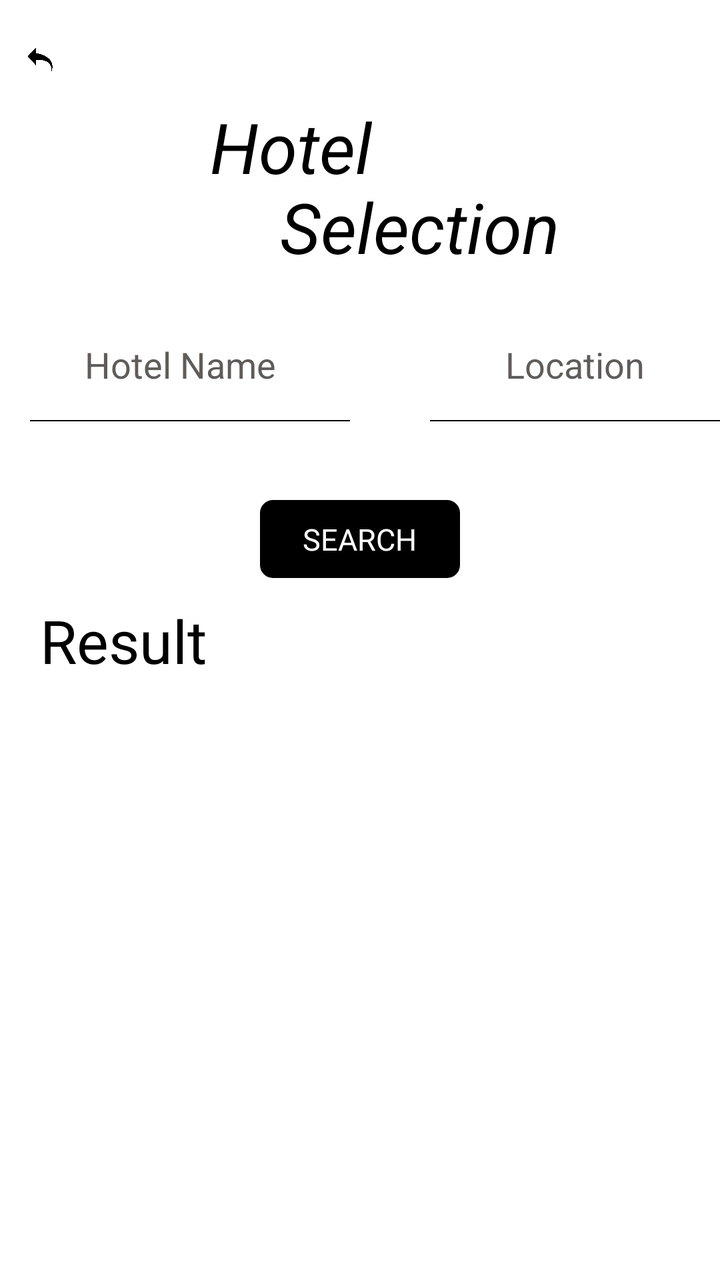
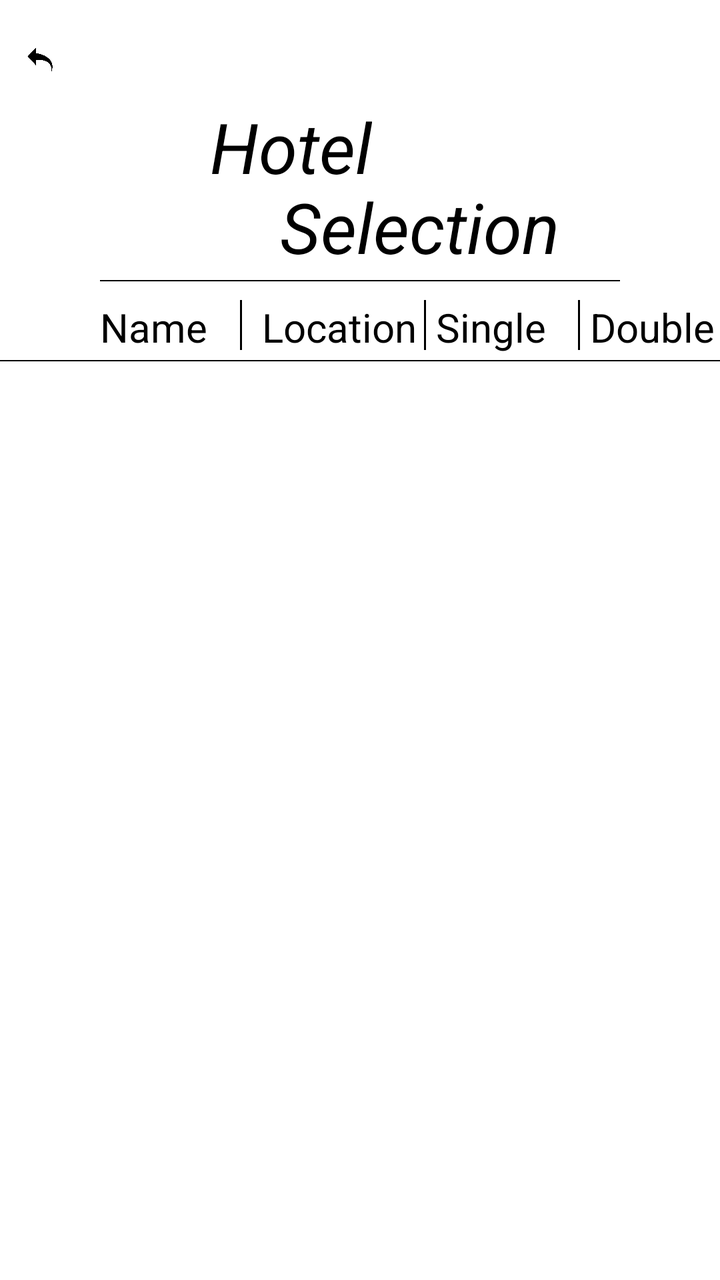

Compare the two renders of this Android layout. The source of the first and the diff that turns it into the second are given below.
<!-- AndroidManifest.xml: application theme Theme.Project_Code -->
<!-- res/layout/activity_hotel_selection.xml -->
<?xml version="1.0" encoding="utf-8"?>
<RelativeLayout
    xmlns:android="http://schemas.android.com/apk/res/android"
    xmlns:app="http://schemas.android.com/apk/res-auto"
    xmlns:tools="http://schemas.android.com/tools"
    android:layout_width="match_parent"
    android:layout_height="match_parent"
    tools:context=".presentationLayer.Hotel_Selection">

    <ImageView
        android:layout_width="20dp"
        android:layout_height="20dp"
        android:background="@drawable/backbutton"
        android:id="@+id/back_button"
        android:layout_marginStart="10dp"
        android:layout_marginTop="20dp"></ImageView>
    <TextView
        android:layout_marginTop="50dp"
        android:layout_marginStart="105dp"
        android:layout_width="wrap_content"
        android:layout_height="50dp"
        android:text="Hotel"
        android:textColor="@color/black"
        android:textSize="35dp"
        android:textStyle="italic"
        ></TextView>

    <TextView
        android:layout_width="wrap_content"
        android:layout_height="50dp"
        android:layout_marginStart="140dp"
        android:layout_marginTop="90dp"
        android:text="Selection"
        android:textColor="@color/black"
        android:textSize="35dp"
        android:textStyle="italic"></TextView>

    <EditText
        android:layout_width="150dp"
        android:layout_height="50dp"
        android:layout_marginStart="15dp"
        android:layout_marginTop="170dp"
        android:gravity="center_horizontal"
        android:text="Hotel Name"
        android:textColor="#5F5C59"
        android:background="@null"/>
    <View
        android:background="#000"
        android:layout_width="160dp"
        android:layout_marginTop="210dp"
        android:layout_marginStart="15dp"
        android:layout_gravity="center"
        android:layout_height="0.6dp"

        />


    <EditText
        android:layout_width="150dp"
        android:layout_height="50dp"
        android:layout_marginStart="215dp"
        android:layout_marginTop="170dp"
        android:gravity="center_horizontal"
        android:text="Location"
        android:textColor="#5F5C59"
        android:background="@null"/>
    <View
        android:background="#000"
        android:layout_width="160dp"
        android:layout_marginTop="210dp"
        android:layout_marginStart="215dp"
        android:layout_gravity="center"
        android:layout_height="0.6dp"/>

    <RelativeLayout
        android:layout_width="100dp"
        android:layout_height="39dp"
        android:layout_centerHorizontal="true"
        android:layout_marginTop="250dp"
        android:background="@drawable/main_screen_button_bg"
        android:backgroundTint="#000000"
        >

        <TextView
            android:layout_width="wrap_content"
            android:layout_height="wrap_content"
            android:text="SEARCH"
            android:textColor="@color/white"
            android:textSize="15dp"
            android:layout_centerInParent="true"/>
    </RelativeLayout>

    <TextView
        android:layout_width="100dp"
        android:layout_height="45dp"
        android:layout_marginStart="20dp"
        android:layout_marginTop="300dp"
        android:textColor="@color/black"
        android:textSize="30dp"
        android:text="Result"
        ></TextView>


    <androidx.recyclerview.widget.RecyclerView
        android:id="@+id/rv"
        android:layout_width="match_parent"
        android:layout_height="600dp"
        android:layout_marginTop="350dp"></androidx.recyclerview.widget.RecyclerView>

</RelativeLayout>
<!-- resources referenced by this layout -->
<resources>
  <color name="black">#FF000000</color>
  <color name="white">#FFFFFFFF</color>
  <!-- drawable backbutton: png bitmap (drawable, 20170 bytes) -->
  <!-- drawable main_screen_button_bg (drawable) -->
  <?xml version="1.0" encoding="utf-8"?>
  <shape xmlns:android="http://schemas.android.com/apk/res/android"
      android:shape="rectangle">
      <solid
          android:color="#FFFFFF"/>
      <corners
          android:radius="5dp" />
      <stroke
          android:width="3dp"
          android:color="#000000"/>
  </shape>
  <style name="Theme.Project_Code" parent="Theme.MaterialComponents.DayNight.NoActionBar">
          
          <item name="colorPrimary">@color/purple_500</item>
          <item name="colorPrimaryVariant">@color/purple_700</item>
          <item name="colorOnPrimary">@color/white</item>
          
          <item name="colorSecondary">@color/teal_200</item>
          <item name="colorSecondaryVariant">@color/teal_700</item>
          <item name="colorOnSecondary">@color/black</item>
          
          <item name="android:statusBarColor" tools:targetApi="l">?attr/colorPrimaryVariant</item>
          
      </style>
  <color name="purple_500">#FF6200EE</color>
  <color name="purple_700">#FF3700B3</color>
  <color name="teal_200">#FF03DAC5</color>
  <color name="teal_700">#FF018786</color>
</resources>

<!-- the commit's change to res/layout/activity_hotel_selection.xml (unified diff, before → after) -->
@@ -35,76 +35,83 @@
         android:textSize="35dp"
         android:textStyle="italic"></TextView>
 
-    <EditText
-        android:layout_width="150dp"
-        android:layout_height="50dp"
-        android:layout_marginStart="15dp"
-        android:layout_marginTop="170dp"
-        android:gravity="center_horizontal"
-        android:text="Hotel Name"
-        android:textColor="#5F5C59"
-        android:background="@null"/>
     <View
         android:background="#000"
-        android:layout_width="160dp"
-        android:layout_marginTop="210dp"
-        android:layout_marginStart="15dp"
-        android:layout_gravity="center"
-        android:layout_height="0.6dp"
+        android:layout_width="260dp"
+        android:layout_marginTop="140dp"
+        android:layout_centerHorizontal="true"
+        android:layout_height="0.6dp"/>
 
-        />
+    <LinearLayout
+        android:layout_marginTop="150dp"
+        android:layout_width="wrap_content"
+        android:layout_height="40dp"
+        android:orientation="horizontal"
+        android:backgroundTint="#938383"
+        >
+        <TextView
+            android:layout_marginStart="50dp"
+            android:layout_width="70dp"
+            android:layout_height="30dp"
+            android:textSize="20dp"
+            android:text="Name"
+            android:textColor="@color/black"
+            />
+        <View
+            android:background="#000"
+            android:layout_width="1dp"
+            android:layout_height="25dp"/>
 
+        <TextView
+            android:layout_width="80dp"
+            android:layout_height="30dp"
+            android:layout_marginStart="10dp"
+            android:textSize="20dp"
+            android:text="Location"
+            android:textColor="@color/black"
+            />
+        <View
+            android:layout_marginStart="1dp"
+            android:background="#000"
+            android:layout_width="1dp"
+            android:layout_height="25dp"/>
 
-    <EditText
-        android:layout_width="150dp"
-        android:layout_height="50dp"
-        android:layout_marginStart="215dp"
-        android:layout_marginTop="170dp"
-        android:gravity="center_horizontal"
-        android:text="Location"
-        android:textColor="#5F5C59"
-        android:background="@null"/>
+        <TextView
+            android:layout_marginStart="5dp"
+            android:layout_width="70dp"
+            android:layout_height="30dp"
+            android:textSize="20dp"
+            android:text="Single"
+            android:textColor="@color/black"
+            />
+        <View
+            android:layout_marginStart="1dp"
+            android:background="#000"
+            android:layout_width="1dp"
+            android:layout_height="25dp"/>
+
+        <TextView
+            android:layout_marginStart="5dp"
+            android:layout_width="70dp"
+            android:layout_height="30dp"
+            android:textSize="20dp"
+            android:text="Double"
+            android:textColor="@color/black"
+            />
+
+    </LinearLayout>
     <View
         android:background="#000"
-        android:layout_width="160dp"
-        android:layout_marginTop="210dp"
-        android:layout_marginStart="215dp"
-        android:layout_gravity="center"
+        android:layout_width="match_parent"
+        android:layout_marginTop="180dp"
+        android:layout_centerHorizontal="true"
         android:layout_height="0.6dp"/>
-
-    <RelativeLayout
-        android:layout_width="100dp"
-        android:layout_height="39dp"
-        android:layout_centerHorizontal="true"
-        android:layout_marginTop="250dp"
-        android:background="@drawable/main_screen_button_bg"
-        android:backgroundTint="#000000"
-        >
-
-        <TextView
-            android:layout_width="wrap_content"
-            android:layout_height="wrap_content"
-            android:text="SEARCH"
-            android:textColor="@color/white"
-            android:textSize="15dp"
-            android:layout_centerInParent="true"/>
-    </RelativeLayout>
-
-    <TextView
-        android:layout_width="100dp"
-        android:layout_height="45dp"
-        android:layout_marginStart="20dp"
-        android:layout_marginTop="300dp"
-        android:textColor="@color/black"
-        android:textSize="30dp"
-        android:text="Result"
-        ></TextView>
-
 
     <androidx.recyclerview.widget.RecyclerView
         android:id="@+id/rv"
         android:layout_width="match_parent"
-        android:layout_height="600dp"
-        android:layout_marginTop="350dp"></androidx.recyclerview.widget.RecyclerView>
+        android:layout_height="580dp"
+        android:layout_marginTop="190dp">
+    </androidx.recyclerview.widget.RecyclerView>
 
 </RelativeLayout>
<!-- resource entries referenced after the edit -->
@@ -3,18 +3,6 @@
   <color name="black">#FF000000</color>
   <color name="white">#FFFFFFFF</color>
   <!-- drawable backbutton: png bitmap (drawable, 20170 bytes) -->
-  <!-- drawable main_screen_button_bg (drawable) -->
-  <?xml version="1.0" encoding="utf-8"?>
-  <shape xmlns:android="http://schemas.android.com/apk/res/android"
-      android:shape="rectangle">
-      <solid
-          android:color="#FFFFFF"/>
-      <corners
-          android:radius="5dp" />
-      <stroke
-          android:width="3dp"
-          android:color="#000000"/>
-  </shape>
   <style name="Theme.Project_Code" parent="Theme.MaterialComponents.DayNight.NoActionBar">
           
           <item name="colorPrimary">@color/purple_500</item>
